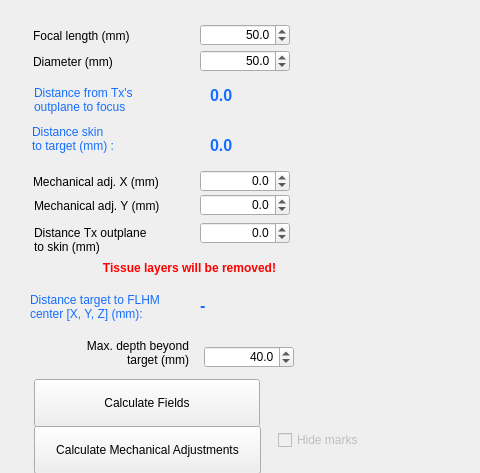
First picture: the form in BabelBrain/Babel_SingleTx/form.ui, repository ProteusMRIgHIFU/BabelBrain, before the edit; both pictures show x 0 to 480 and y 0 to 473 of the 1247 by 473 pixel window.
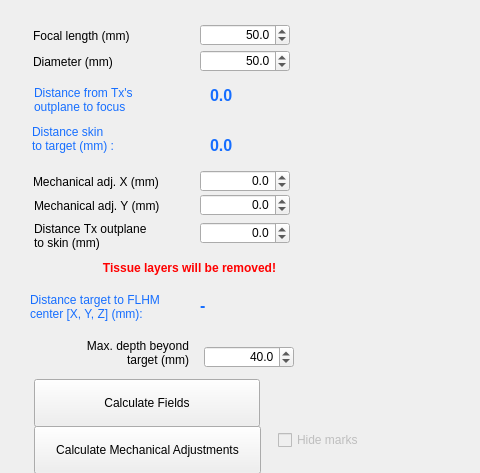
Second picture: the form after the edit.

Commit message:
Add transducer geometry controls to Options dialog
Introduces Focal Length, Diameter, and Skin Distance controls to the Options dialog UI and updates logic to enable/disable these fields based on transducer configuration. Refactors references in PlanTUSViewer and Options to use the new controls, and updates UI layout and alignment for consistency.

```diff
--- a/BabelBrain/Babel_SingleTx/form.ui
+++ b/BabelBrain/Babel_SingleTx/form.ui
@@ -204,7 +204,7 @@
    <property name="geometry">
     <rect>
      <x>34</x>
-     <y>224</y>
+     <y>220</y>
      <width>143</width>
      <height>31</height>
     </rect>
```
Left out of the diff: 22 changed lines with no effect on the pictures. The commit also changes 5 other files.
